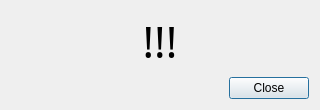
Qt form threepio/layouts/alert.ui (finnjames/verdant-shores) before a commit.
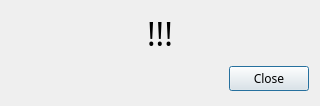
The same form after that commit.

Patch:
```diff
--- a/threepio/layouts/alert.ui
+++ b/threepio/layouts/alert.ui
@@ -7,42 +7,19 @@
     <x>0</x>
     <y>0</y>
     <width>320</width>
-    <height>110</height>
+    <height>106</height>
    </rect>
   </property>
   <property name="windowTitle">
    <string>Dialog</string>
   </property>
   <layout class="QGridLayout" name="gridLayout">
-   <item row="2" column="0">
-    <spacer name="horizontalSpacer">
-     <property name="orientation">
-      <enum>Qt::Horizontal</enum>
-     </property>
-     <property name="sizeHint" stdset="0">
-      <size>
-       <width>40</width>
-       <height>20</height>
-      </size>
-     </property>
-    </spacer>
-   </item>
-   <item row="2" column="1">
-    <widget class="QPushButton" name="close_button">
-     <property name="text">
-      <string>Close</string>
-     </property>
-    </widget>
-   </item>
    <item row="0" column="0" colspan="2">
     <widget class="QLabel" name="alert">
      <property name="font">
       <font>
        <family>IBM Plex Sans</family>
-       <pointsize>32</pointsize>
-       <weight>50</weight>
-       <bold>false</bold>
-       <kerning>true</kerning>
+       <pointsize>24</pointsize>
       </font>
      </property>
      <property name="text">
@@ -53,6 +30,49 @@
      </property>
     </widget>
    </item>
+   <item row="2" column="0" colspan="2">
+    <widget class="QWidget" name="button_box" native="true">
+     <layout class="QGridLayout" name="gridLayout_2">
+      <property name="leftMargin">
+       <number>0</number>
+      </property>
+      <property name="topMargin">
+       <number>0</number>
+      </property>
+      <property name="rightMargin">
+       <number>0</number>
+      </property>
+      <property name="bottomMargin">
+       <number>0</number>
+      </property>
+      <item row="0" column="1">
+       <widget class="QPushButton" name="close_button">
+        <property name="font">
+         <font>
+          <family>IBM Plex Sans</family>
+         </font>
+        </property>
+        <property name="text">
+         <string>Close</string>
+        </property>
+       </widget>
+      </item>
+      <item row="0" column="0">
+       <spacer name="horizontalSpacer">
+        <property name="orientation">
+         <enum>Qt::Horizontal</enum>
+        </property>
+        <property name="sizeHint" stdset="0">
+         <size>
+          <width>40</width>
+          <height>20</height>
+         </size>
+        </property>
+       </spacer>
+      </item>
+     </layout>
+    </widget>
+   </item>
   </layout>
  </widget>
  <resources/>
```
Left out of the diff: 4 changed lines with no effect on the pictures.
